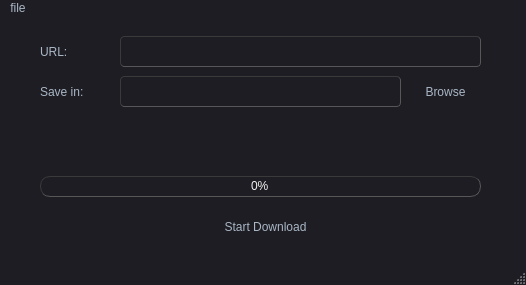
Before: the Qt Designer form main.ui in AlwaleedAlroomi/Python-Downloader, drawn with Qt 5.
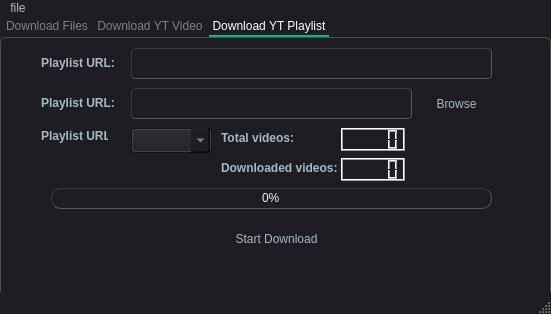
After: the same form once the commit is applied.

Commit message: YT videos & playlist donwload

Diff of the .ui file:
```diff
--- a/main.ui
+++ b/main.ui
@@ -6,8 +6,8 @@
    <rect>
     <x>0</x>
     <y>0</y>
-    <width>526</width>
-    <height>285</height>
+    <width>551</width>
+    <height>314</height>
    </rect>
   </property>
   <property name="windowTitle">
@@ -406,11 +406,40 @@
 }</string>
   </property>
   <widget class="QWidget" name="centralwidget">
+   <widget class="QTabWidget" name="tabWidget">
+    <property name="geometry">
+     <rect>
+      <x>0</x>
+      <y>0</y>
+      <width>551</width>
+      <height>281</height>
+     </rect>
+    </property>
+    <property name="currentIndex">
+     <number>2</number>
+    </property>
+    <widget class="QWidget" name="tab">
+     <attribute name="title">
+      <string>Download Files</string>
+     </attribute>
+     <widget class="QLabel" name="label">
+      <property name="geometry">
+       <rect>
+        <x>50</x>
+        <y>10</y>
+        <width>91</width>
+        <height>31</height>
+       </rect>
+      </property>
+      <property name="text">
+       <string>&lt;html&gt;&lt;head/&gt;&lt;body&gt;&lt;p&gt;&lt;span style=&quot; font-weight:600;&quot;&gt;Save in:&lt;/span&gt;&lt;/p&gt;&lt;/body&gt;&lt;/html&gt;</string>
+      </property>
+     </widget>
    <widget class="QPushButton" name="pushButton">
     <property name="geometry">
      <rect>
-      <x>200</x>
-      <y>190</y>
+        <x>210</x>
+        <y>180</y>
       <width>131</width>
       <height>41</height>
      </rect>
@@ -419,11 +448,37 @@
      <string>Start Download</string>
     </property>
    </widget>
+     <widget class="QPushButton" name="pushButton_2">
+      <property name="geometry">
+       <rect>
+        <x>420</x>
+        <y>50</y>
+        <width>71</width>
+        <height>31</height>
+       </rect>
+      </property>
+      <property name="text">
+       <string>Browse</string>
+      </property>
+     </widget>
+     <widget class="QLabel" name="label_2">
+      <property name="geometry">
+       <rect>
+        <x>50</x>
+        <y>50</y>
+        <width>91</width>
+        <height>31</height>
+       </rect>
+      </property>
+      <property name="text">
+       <string>&lt;html&gt;&lt;head/&gt;&lt;body&gt;&lt;p&gt;&lt;span style=&quot; font-weight:600;&quot;&gt;Save in:&lt;/span&gt;&lt;/p&gt;&lt;/body&gt;&lt;/html&gt;</string>
+      </property>
+     </widget>
    <widget class="QLineEdit" name="lineEdit">
     <property name="geometry">
      <rect>
-      <x>120</x>
-      <y>20</y>
+        <x>130</x>
+        <y>10</y>
       <width>361</width>
       <height>31</height>
      </rect>
@@ -432,31 +487,18 @@
    <widget class="QLineEdit" name="lineEdit_2">
     <property name="geometry">
      <rect>
-      <x>120</x>
-      <y>60</y>
+        <x>130</x>
+        <y>50</y>
       <width>281</width>
       <height>31</height>
      </rect>
     </property>
    </widget>
-   <widget class="QPushButton" name="pushButton_2">
-    <property name="geometry">
-     <rect>
-      <x>410</x>
-      <y>60</y>
-      <width>71</width>
-      <height>31</height>
-     </rect>
-    </property>
-    <property name="text">
-     <string>Browse</string>
-    </property>
-   </widget>
    <widget class="QProgressBar" name="progressBar">
     <property name="geometry">
      <rect>
-      <x>40</x>
-      <y>160</y>
+        <x>50</x>
+        <y>150</y>
       <width>441</width>
       <height>21</height>
      </rect>
@@ -465,31 +507,292 @@
      <number>0</number>
     </property>
    </widget>
-   <widget class="QLabel" name="label">
+    </widget>
+    <widget class="QWidget" name="tab_2">
+     <attribute name="title">
+      <string>Download YT Video</string>
+     </attribute>
+     <widget class="QLabel" name="label_5">
     <property name="geometry">
      <rect>
+        <x>50</x>
+        <y>50</y>
+        <width>91</width>
+        <height>31</height>
+       </rect>
+      </property>
+      <property name="text">
+       <string>&lt;html&gt;&lt;head/&gt;&lt;body&gt;&lt;p&gt;&lt;span style=&quot; font-weight:600;&quot;&gt;Quality:&lt;/span&gt;&lt;/p&gt;&lt;/body&gt;&lt;/html&gt;</string>
+      </property>
+     </widget>
+     <widget class="QProgressBar" name="progressBar_3">
+      <property name="geometry">
+       <rect>
+        <x>50</x>
+        <y>150</y>
+        <width>441</width>
+        <height>21</height>
+       </rect>
+      </property>
+      <property name="value">
+       <number>0</number>
+      </property>
+     </widget>
+     <widget class="QPushButton" name="pushButton_5">
+      <property name="geometry">
+       <rect>
+        <x>420</x>
+        <y>50</y>
+        <width>71</width>
+        <height>31</height>
+       </rect>
+      </property>
+      <property name="text">
+       <string>Browse</string>
+      </property>
+     </widget>
+     <widget class="QLineEdit" name="lineEdit_5">
+      <property name="geometry">
+       <rect>
+        <x>130</x>
+        <y>10</y>
+        <width>281</width>
+        <height>31</height>
+       </rect>
+      </property>
+     </widget>
+     <widget class="QPushButton" name="pushButton_6">
+      <property name="geometry">
+       <rect>
+        <x>210</x>
+        <y>180</y>
+        <width>131</width>
+        <height>41</height>
+       </rect>
+      </property>
+      <property name="text">
+       <string>Start Download</string>
+      </property>
+     </widget>
+     <widget class="QLabel" name="label_6">
+      <property name="geometry">
+       <rect>
+        <x>50</x>
+        <y>10</y>
+        <width>91</width>
+        <height>31</height>
+       </rect>
+      </property>
+      <property name="text">
+       <string>&lt;html&gt;&lt;head/&gt;&lt;body&gt;&lt;p&gt;&lt;span style=&quot; font-weight:600;&quot;&gt;Quality:&lt;/span&gt;&lt;/p&gt;&lt;/body&gt;&lt;/html&gt;</string>
+      </property>
+     </widget>
+     <widget class="QLineEdit" name="lineEdit_6">
+      <property name="geometry">
+       <rect>
+        <x>130</x>
+        <y>50</y>
+        <width>281</width>
+        <height>31</height>
+       </rect>
+      </property>
+     </widget>
+     <widget class="QLabel" name="label_7">
+      <property name="geometry">
+       <rect>
+        <x>50</x>
+        <y>90</y>
+        <width>71</width>
+        <height>31</height>
+       </rect>
+      </property>
+      <property name="text">
+       <string>&lt;html&gt;&lt;head/&gt;&lt;body&gt;&lt;p&gt;&lt;span style=&quot; font-weight:600;&quot;&gt;Quality:&lt;/span&gt;&lt;/p&gt;&lt;/body&gt;&lt;/html&gt;</string>
+      </property>
+     </widget>
+     <widget class="QComboBox" name="comboBox">
+      <property name="geometry">
+       <rect>
+        <x>130</x>
+        <y>90</y>
+        <width>191</width>
+        <height>31</height>
+       </rect>
+      </property>
+     </widget>
+     <widget class="QPushButton" name="pushButton_13">
+      <property name="geometry">
+       <rect>
+        <x>420</x>
+        <y>10</y>
+        <width>71</width>
+        <height>31</height>
+       </rect>
+      </property>
+      <property name="text">
+       <string>Search</string>
+      </property>
+     </widget>
+    </widget>
+    <widget class="QWidget" name="tab_3">
+     <attribute name="title">
+      <string>Download YT Playlist</string>
+     </attribute>
+     <widget class="QLabel" name="label_13">
+      <property name="geometry">
+       <rect>
       <x>40</x>
-      <y>20</y>
+        <y>10</y>
       <width>91</width>
       <height>31</height>
      </rect>
     </property>
     <property name="text">
-     <string>URL:</string>
-    </property>
-   </widget>
-   <widget class="QLabel" name="label_2">
+       <string>&lt;html&gt;&lt;head/&gt;&lt;body&gt;&lt;p&gt;&lt;span style=&quot; font-weight:600;&quot;&gt;Playlist URL:&lt;/span&gt;&lt;/p&gt;&lt;/body&gt;&lt;/html&gt;</string>
+      </property>
+     </widget>
+     <widget class="QProgressBar" name="progressBar_6">
     <property name="geometry">
      <rect>
+        <x>50</x>
+        <y>150</y>
+        <width>441</width>
+        <height>21</height>
+       </rect>
+      </property>
+      <property name="value">
+       <number>0</number>
+      </property>
+     </widget>
+     <widget class="QLineEdit" name="lineEdit_11">
+      <property name="geometry">
+       <rect>
+        <x>130</x>
+        <y>50</y>
+        <width>281</width>
+        <height>31</height>
+       </rect>
+      </property>
+     </widget>
+     <widget class="QPushButton" name="pushButton_11">
+      <property name="geometry">
+       <rect>
+        <x>420</x>
+        <y>50</y>
+        <width>71</width>
+        <height>31</height>
+       </rect>
+      </property>
+      <property name="text">
+       <string>Browse</string>
+      </property>
+     </widget>
+     <widget class="QComboBox" name="comboBox_3">
+      <property name="geometry">
+       <rect>
+        <x>130</x>
+        <y>90</y>
+        <width>81</width>
+        <height>25</height>
+       </rect>
+      </property>
+     </widget>
+     <widget class="QPushButton" name="pushButton_12">
+      <property name="geometry">
+       <rect>
+        <x>210</x>
+        <y>180</y>
+        <width>131</width>
+        <height>41</height>
+       </rect>
+      </property>
+      <property name="text">
+       <string>Start Download</string>
+      </property>
+     </widget>
+     <widget class="QLabel" name="label_14">
+      <property name="geometry">
+       <rect>
       <x>40</x>
-      <y>60</y>
+        <y>50</y>
       <width>91</width>
       <height>31</height>
      </rect>
     </property>
     <property name="text">
-     <string>Save in:</string>
-    </property>
+       <string>&lt;html&gt;&lt;head/&gt;&lt;body&gt;&lt;p&gt;&lt;span style=&quot; font-weight:600;&quot;&gt;Playlist URL:&lt;/span&gt;&lt;/p&gt;&lt;/body&gt;&lt;/html&gt;</string>
+      </property>
+     </widget>
+     <widget class="QLabel" name="label_15">
+      <property name="geometry">
+       <rect>
+        <x>40</x>
+        <y>90</y>
+        <width>67</width>
+        <height>17</height>
+       </rect>
+      </property>
+      <property name="text">
+       <string>&lt;html&gt;&lt;head/&gt;&lt;body&gt;&lt;p&gt;&lt;span style=&quot; font-weight:600;&quot;&gt;Playlist URL:&lt;/span&gt;&lt;/p&gt;&lt;/body&gt;&lt;/html&gt;</string>
+      </property>
+     </widget>
+     <widget class="QLineEdit" name="lineEdit_12">
+      <property name="geometry">
+       <rect>
+        <x>130</x>
+        <y>10</y>
+        <width>361</width>
+        <height>31</height>
+       </rect>
+      </property>
+     </widget>
+     <widget class="QLabel" name="label_16">
+      <property name="geometry">
+       <rect>
+        <x>220</x>
+        <y>90</y>
+        <width>111</width>
+        <height>21</height>
+       </rect>
+      </property>
+      <property name="text">
+       <string>&lt;html&gt;&lt;head/&gt;&lt;body&gt;&lt;p&gt;&lt;span style=&quot; font-weight:600;&quot;&gt;Total videos:&lt;/span&gt;&lt;/p&gt;&lt;/body&gt;&lt;/html&gt;</string>
+      </property>
+     </widget>
+     <widget class="QLCDNumber" name="lcdNumber">
+      <property name="geometry">
+       <rect>
+        <x>340</x>
+        <y>90</y>
+        <width>64</width>
+        <height>23</height>
+       </rect>
+      </property>
+     </widget>
+     <widget class="QLabel" name="label_17">
+      <property name="geometry">
+       <rect>
+        <x>220</x>
+        <y>120</y>
+        <width>121</width>
+        <height>21</height>
+       </rect>
+      </property>
+      <property name="text">
+       <string>&lt;html&gt;&lt;head/&gt;&lt;body&gt;&lt;p&gt;&lt;span style=&quot; font-size:9pt; font-weight:600;&quot;&gt;Downloaded videos:&lt;/span&gt;&lt;/p&gt;&lt;/body&gt;&lt;/html&gt;</string>
+      </property>
+     </widget>
+     <widget class="QLCDNumber" name="lcdNumber_2">
+      <property name="geometry">
+       <rect>
+        <x>340</x>
+        <y>120</y>
+        <width>64</width>
+        <height>23</height>
+       </rect>
+      </property>
+     </widget>
+    </widget>
    </widget>
   </widget>
   <widget class="QMenuBar" name="menubar">
@@ -497,7 +800,7 @@
     <rect>
      <x>0</x>
      <y>0</y>
-     <width>526</width>
+     <width>551</width>
      <height>19</height>
     </rect>
    </property>
```
Lines whose indentation alone changed are shown as unchanged. The commit also changes 1790 other files.
